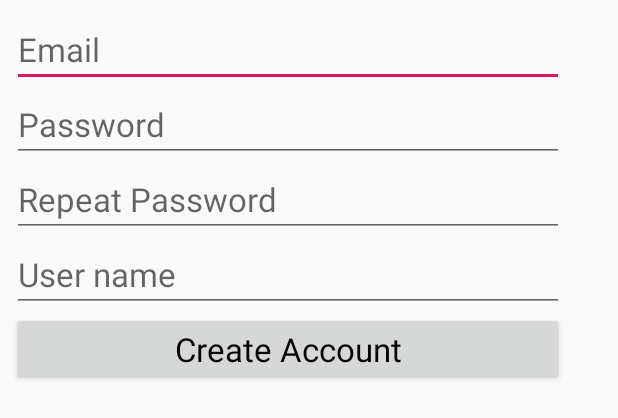
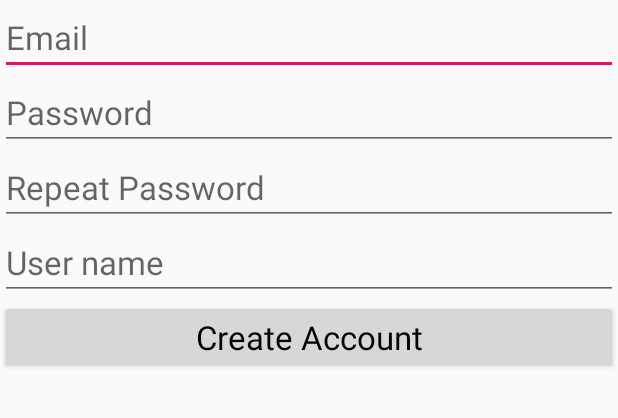
Before and after one commit to cotelus/DGP-MonkeyBits, an Android app: the layout activity_register_account.xml on its own in the app's theme, with its tools: preview values and no code run, on a phone screen of 412 x 824 dp. Shown: the top 418 px of the screen. Run offline under Robolectric (Android 15) with nearby library versions, the phone set to English and light mode, and no system bars.

```diff
--- a/monkeybit/app/src/main/res/layout/activity_register_account.xml
+++ b/monkeybit/app/src/main/res/layout/activity_register_account.xml
@@ -8,19 +8,13 @@
 
     <LinearLayout
         style="@style/CustomTheme"
-        android:layout_width="368dp"
+        android:layout_width="0dp"
         android:layout_height="match_parent"
-        android:layout_marginStart="8dp"
-        android:layout_marginTop="8dp"
-        android:layout_marginEnd="8dp"
-        android:layout_marginBottom="8dp"
         android:orientation="vertical"
         app:layout_constraintBottom_toBottomOf="parent"
         app:layout_constraintEnd_toEndOf="parent"
-        app:layout_constraintHorizontal_bias="0.0"
         app:layout_constraintStart_toStartOf="parent"
-        app:layout_constraintTop_toTopOf="parent"
-        app:layout_constraintVertical_bias="0.0">
+        app:layout_constraintTop_toTopOf="parent">
 
         <EditText
             android:id="@+id/eMailAut"
```
Also changed, not shown: 1 other file.
